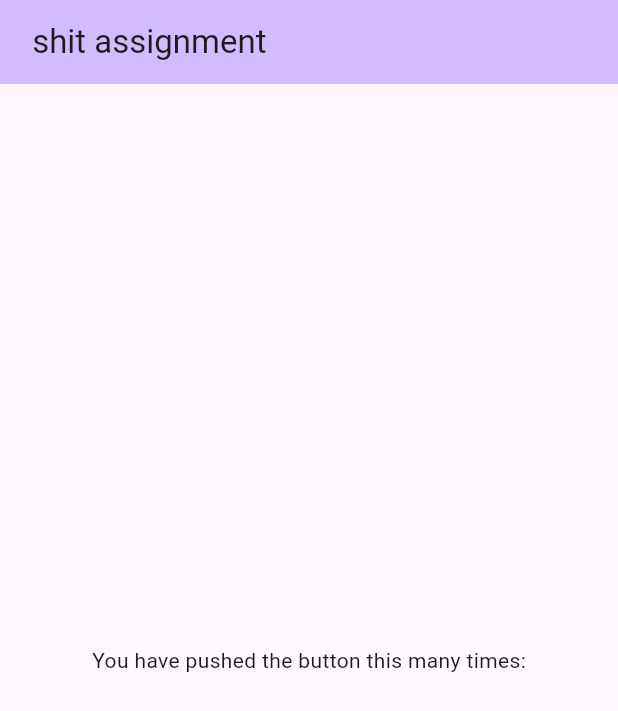
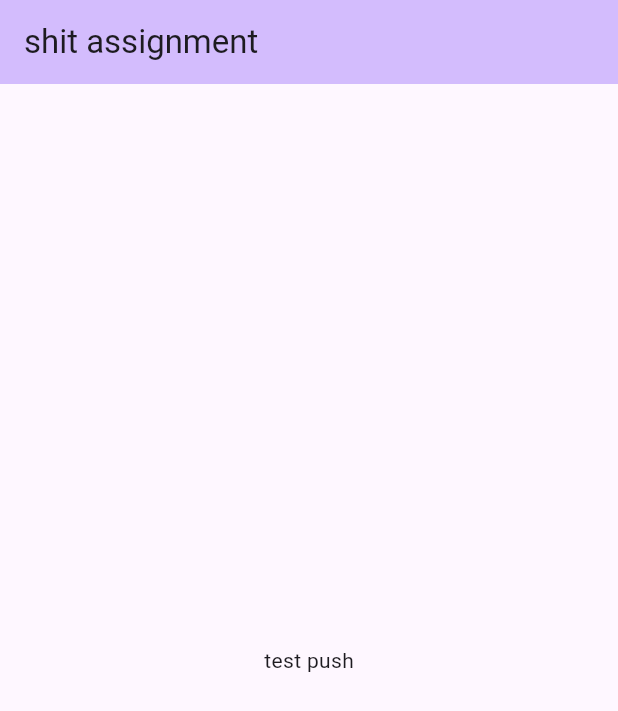
Before and after one commit to jason-0512/cincai_food_ordering_system, a Flutter app: the screen it shows after launch, on a phone screen of 412 x 824 dp. Shown: the top 711 px of the screen. Run offline on Flutter 3.47's test engine with Material 3 defaults, Android fonts, the phone set to English and light mode, and no system bars.

Commit message:
test push

```diff
--- a/lib/main.dart
+++ b/lib/main.dart
@@ -14,7 +14,7 @@ class MyApp extends StatelessWidget {
       theme: ThemeData(
         colorScheme: .fromSeed(seedColor: Colors.deepPurple),
       ),
-      home: const MyHomePage(title: ' shit assignment'),
+      home: const MyHomePage(title: 'shit assignment'),
     );
   }
 }
@@ -40,7 +40,7 @@ class _MyHomePageState extends State<MyHomePage> {
         child: Column(
           mainAxisAlignment: .center,
           children: [
-            const Text('You have pushed the button this many times:'),
+            const Text('test push'),
           ],
         ),
       ),
```
